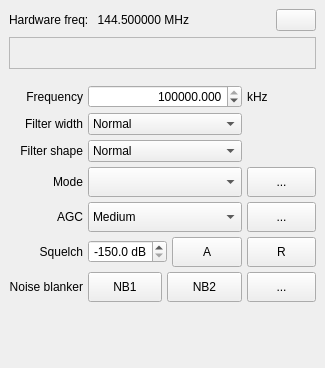
Before: the Qt Designer form src/qtgui/dockrxopt.ui in gqrx-sdr/gqrx, drawn with Qt 5.
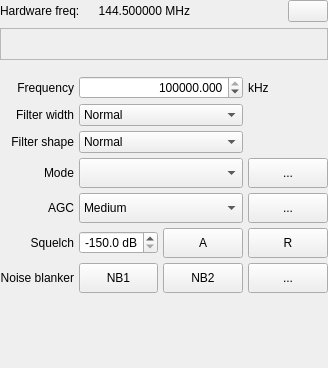
After: the same form once the commit is applied. Icons and pictures are not drawn. Custom widgets are drawn as their Qt base class.

The edit to the form file:
```diff
--- a/src/qtgui/dockrxopt.ui
+++ b/src/qtgui/dockrxopt.ui
@@ -1,12 +1,12 @@
 <?xml version="1.0" encoding="UTF-8"?>
 <ui version="4.0">
  <class>DockRxOpt</class>
- <widget class="QDockWidget" name="DockRxOpt">
+ <widget class="QFrame" name="DockRxOpt">
   <property name="geometry">
    <rect>
     <x>0</x>
     <y>0</y>
-    <width>325</width>
+    <width>328</width>
     <height>368</height>
    </rect>
   </property>
@@ -28,20 +28,27 @@
     <height>524287</height>
    </size>
   </property>
-  <property name="windowIcon">
-   <iconset resource="../../resources/icons.qrc">
-    <normaloff>:/icons/icons/signal.svg</normaloff>:/icons/icons/signal.svg</iconset>
-  </property>
-  <property name="features">
-   <set>QDockWidget::AllDockWidgetFeatures</set>
-  </property>
-  <property name="allowedAreas">
-   <set>Qt::BottomDockWidgetArea|Qt::LeftDockWidgetArea|Qt::RightDockWidgetArea</set>
-  </property>
   <property name="windowTitle">
    <string>Receiver Options</string>
   </property>
-  <widget class="QWidget" name="dockWidgetContents">
+  <property name="windowIcon">
+   <iconset resource="../../resources/icons.qrc">
+    <normaloff>:/icons/icons/signal.svg</normaloff>:/icons/icons/signal.svg</iconset>
+  </property>
+  <layout class="QVBoxLayout" name="verticalLayout_2">
+   <property name="leftMargin">
+    <number>0</number>
+   </property>
+   <property name="topMargin">
+    <number>0</number>
+   </property>
+   <property name="rightMargin">
+    <number>0</number>
+   </property>
+   <property name="bottomMargin">
+    <number>0</number>
+   </property>
+   <item>
    <layout class="QVBoxLayout" name="verticalLayout">
     <item>
      <layout class="QHBoxLayout" name="horizontalLayout_3">
@@ -789,7 +796,8 @@
      </spacer>
     </item>
    </layout>
-  </widget>
+   </item>
+  </layout>
   <action name="actionRemoveDemodulator">
    <property name="text">
     <string>RemoveDemodulator</string>
```
Lines whose indentation alone changed are shown as unchanged.
